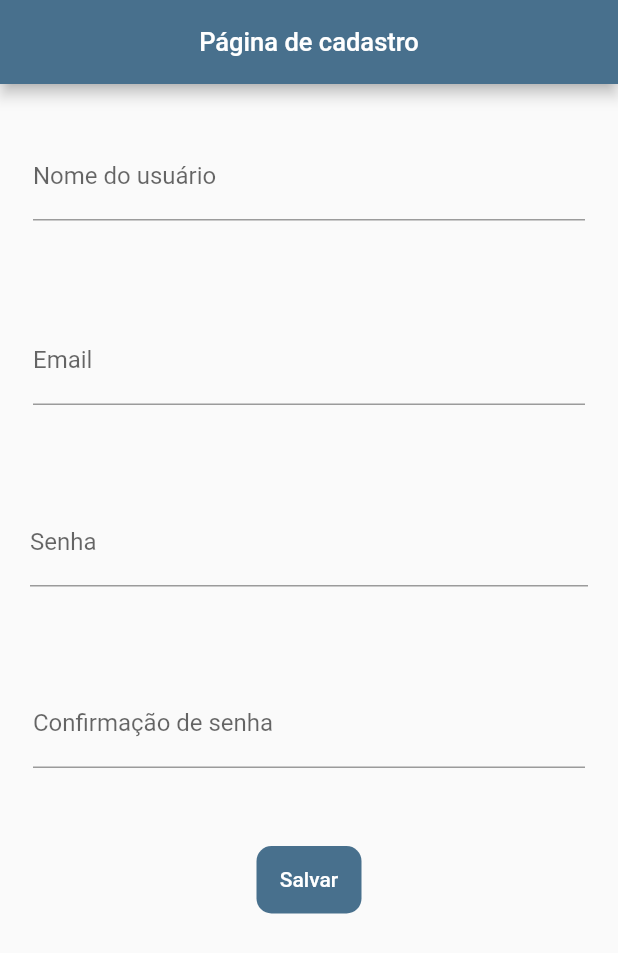
After one commit to maryanasampaio/projeto_real_teste, a Flutter app: the screen it shows after launch, on a phone screen of 412 x 824 dp. The commit adds this screen. Shown: the top 953 px of the screen. Run offline on Flutter 3.47's test engine with Material 2 defaults, Android fonts, the light colour scheme and no system bars.

Commit message:
criei o Formulario e adicionei os campos e o botão nele, adicionei também modificações para que haja sucesso no preenchimento dos campos

```diff
--- /dev/null
+++ b/lib/componentes/formulario.dart
@@ -0,0 +1,105 @@
+import 'package:flutter/material.dart';
+import 'package:projeto_real_app/models/formularioModel.dart';
+
+class Formulario extends StatelessWidget {
+  const Formulario({super.key});
+
+  @override
+  Widget build(BuildContext context) {
+    final nomeController = TextEditingController();
+    final emailController = TextEditingController();
+
+    final senhaController = TextEditingController();
+
+    final confirmacaoDeSenhaController = TextEditingController();
+
+    final FormularioModel campos = FormularioModel(
+      nomeController.text,
+      emailController.text,
+      senhaController.text,
+      confirmacaoDeSenhaController.text,
+    );
+
+    return Column(
+      children: [
+        Container(
+          padding: const EdgeInsets.all(22),
+          margin: const EdgeInsets.symmetric(vertical: 10),
+          child: TextFormField(
+            controller: nomeController,
+            decoration: const InputDecoration(
+              label: Text(
+                'Nome do usuário',
+              ),
+            ),
+          ),
+        ),
+        Container(
+          padding: const EdgeInsets.all(22),
+          margin: const EdgeInsets.symmetric(vertical: 10),
+          child: TextFormField(
+            controller: emailController,
+            decoration: const InputDecoration(
+              label: Text(
+                'Email',
+              ),
+            ),
+          ),
+        ),
+        Container(
+          padding: const EdgeInsets.all(20),
+          margin: const EdgeInsets.symmetric(vertical: 10),
+          child: TextFormField(
+            controller: senhaController,
+            decoration: const InputDecoration(
+              label: Text(
+                'Senha',
+              ),
+            ),
+            obscureText: true,
+          ),
+        ),
+        Container(
+          padding: const EdgeInsets.all(22),
+          margin: const EdgeInsets.symmetric(vertical: 10),
+          child: TextFormField(
+            controller: confirmacaoDeSenhaController,
+            decoration: const InputDecoration(
+              label: Text(
+                'Confirmação de senha',
+              ),
+            ),
+            obscureText: true,
+            validator: (confirmacaoDeSenha) {
+              if (confirmacaoDeSenha != senhaController) {
+                return 'essa senha não compactua com a senha anterior!';
+              } else {
+                TextInputAction.next.name;
+              }
+              return confirmacaoDeSenha;
+            },
+          ),
+        ),
+        Container(
+          margin: const EdgeInsets.all(20),
+          height: 45,
+          width: 70,
+          decoration: BoxDecoration(
+              color: Theme.of(context).primaryColor,
+              borderRadius: BorderRadius.circular(10)),
+          child: TextButton(
+            onPressed: () {
+              campos;
+            },
+            child: const Text(
+              'Salvar',
+              style: TextStyle(
+                color: Colors.white,
+              ),
+            ),
+          ),
+        ),
+      ],
+    );
+  }
+}
--- a/lib/main.dart
+++ b/lib/main.dart
@@ -1,6 +1,5 @@
 import 'package:flutter/material.dart';
-import 'package:projeto_real_app/componentes/camposWidget.dart';
-import 'package:projeto_real_app/componentes/botao.dart';
+import 'package:projeto_real_app/componentes/formulario.dart';
 
 void main() {
   runApp(const MyApp());
@@ -45,8 +44,9 @@ class _MyHomePageState extends State<MyHomePage> {
       ),
       body: Column(
         children: const [
-          CamposDeRegistro(),
-          Botao(),
+          // CamposDeRegistro(),
+          // Botao(),
+          Formulario(),
         ],
       ),
     );
--- /dev/null
+++ b/lib/models/formularioModel.dart
@@ -0,0 +1,12 @@
+class FormularioModel {
+  FormularioModel(
+    this.nome,
+    this.email,
+    this.senha,
+    this.confirmacaoDeSenha,
+  );
+  final String nome;
+  final String email;
+  final String senha;
+  final String confirmacaoDeSenha;
+}
```
